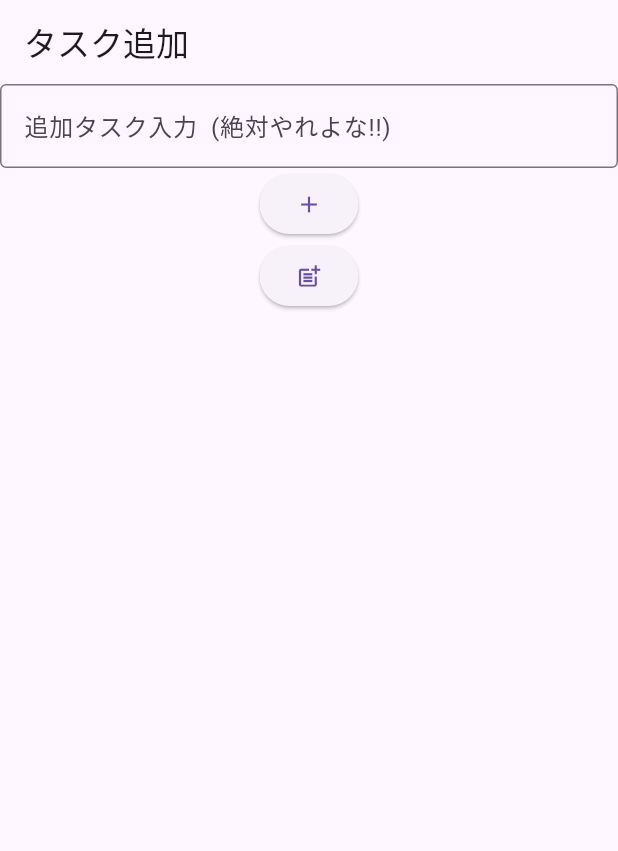
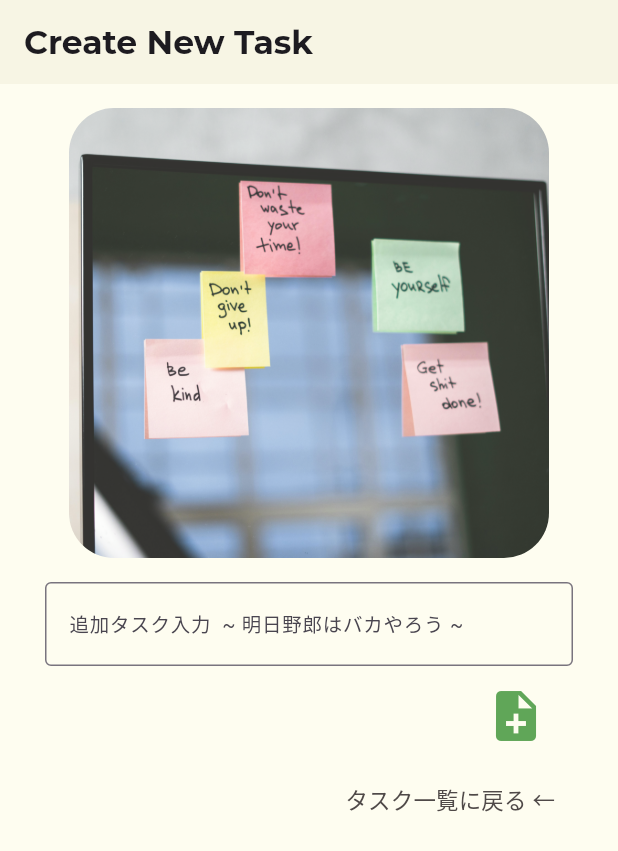
Before and after one commit to k-0107/todo_daily, a Flutter app: the TaskAddPage screen opened by its route, on a phone screen of 412 x 824 dp. Shown: the top 851 px of the screen. Run offline on Flutter 3.47's test engine with Material 3 defaults, Android fonts, the phone set to English and light mode, and no system bars; our stand-ins replace cloud_firestore, firebase_core, flutter_riverpod, go_router, google_fonts, riverpod_annotation; accounts and stored records are empty; generated files the repository leaves out were written again.

Commit message:
[Finish]UI全般

```diff
--- a/lib/ui/task/view/task_add_page.dart
+++ b/lib/ui/task/view/task_add_page.dart
@@ -1,5 +1,6 @@
 import 'package:flutter/material.dart';
 import 'package:flutter_riverpod/flutter_riverpod.dart';
+import 'package:google_fonts/google_fonts.dart';
 import 'package:todo_daily/ui/task/view_model/task_add_view_model.dart';
 
 class TaskAddPage extends ConsumerWidget {
@@ -11,31 +12,78 @@ class TaskAddPage extends ConsumerWidget {
     final viewModel = TaskAddViewModel(controller, ref);
     return Scaffold(
       appBar: AppBar(
-        title: const Text('タスク追加'),
+        title: Text(
+          'Create New Task',
+          style: GoogleFonts.montserrat(fontWeight: FontWeight.bold),
         ),
-      body: Center(
+        backgroundColor: const Color.fromARGB(120, 241, 238, 215),
+      ),
+      backgroundColor: const Color.fromARGB(120, 253, 250, 224),
+      body: Padding(
+        padding: const EdgeInsets.only(right: 30, left: 30),
+        child: Center(
           child: Column(
+            // mainAxisAlignment: MainAxisAlignment.center,
             children: [
-            TextField(
+              Padding(
+                padding: const EdgeInsets.all(16.0),
+                child: ClipRRect(
+                  borderRadius: BorderRadius.circular(30),
+                  child: Opacity(
+                    opacity: 0.8,
+                    child: Image.asset(
+                      'assets/images/todo-create.jpg',
+                      width: 500,
+                      height: 300,
+                      fit: BoxFit.cover,
+                    ),
+                  ),
+                ),
+              ),
+              SizedBox(
+                width: 400,
+                child: TextField(
                   controller: controller,
                   decoration: const InputDecoration(
                       border: OutlineInputBorder(),
-                labelText: '追加タスク入力  (絶対やれよな!!)',
+                      labelText: '追加タスク入力  ~ 明日野郎はバカやろう ~',
+                      labelStyle: TextStyle(fontSize: 13)),
                 ),
               ),
-            ElevatedButton(
+              Container(
+                margin: const EdgeInsets.only(top: 5, right: 10),
+                child: Align(
+                  alignment: Alignment.bottomRight,
+                  child: IconButton(
+                    color: const Color.fromARGB(255, 96, 166, 88),
                     onPressed: () {
                       viewModel.addTask(context);
                     },
-              child: const Icon(Icons.add),
+                    icon: const Icon(
+                      Icons.note_add,
+                      size: 40,
                     ),
-            ElevatedButton(
+                  ),
+                ),
+              ),
+              Container(
+                margin: const EdgeInsets.only(top: 5),
+                child: Align(
+                  alignment: Alignment.bottomRight,
+                  child: TextButton(
                     onPressed: () {
                       viewModel.goBack(context);
                     },
-              child: const Icon(Icons.post_add),
+                    child: const Text(
+                      'タスク一覧に戻る ←',
+                      style: TextStyle(
+                          fontSize: 15, color: Color.fromARGB(255, 79, 73, 72)),
+                    ),
+                  ),
+                ),
               ),
             ],
+          ),
         ),
       ),
     );
--- a/lib/ui/task/view/task_list_page.dart
+++ b/lib/ui/task/view/task_list_page.dart
@@ -67,7 +67,7 @@ class TaskListPage extends ConsumerWidget {
                       itemBuilder: (c, i) {
                         final task = tasks[i];
                         return Card(
-                          color: const Color.fromARGB(120, 120, 134, 68),
+                          color: const Color.fromARGB(255, 213, 177, 113),
                           key: ValueKey(task),
                           child: ListTile(
                             title: Text(
--- a/pubspec.yaml
+++ b/pubspec.yaml
@@ -28,3 +28,4 @@ flutter:
   uses-material-design: true
   assets:
     - assets/google_fonts/
+    - assets/images/
```
Also changed, not shown: lib/ui/task/view/task_edit_page.dart (+57 -8 lines), assets/images/todo-create.jpg (added), assets/images/todo-edit.jpg (added). Lines whose indentation alone changed are shown as unchanged.
